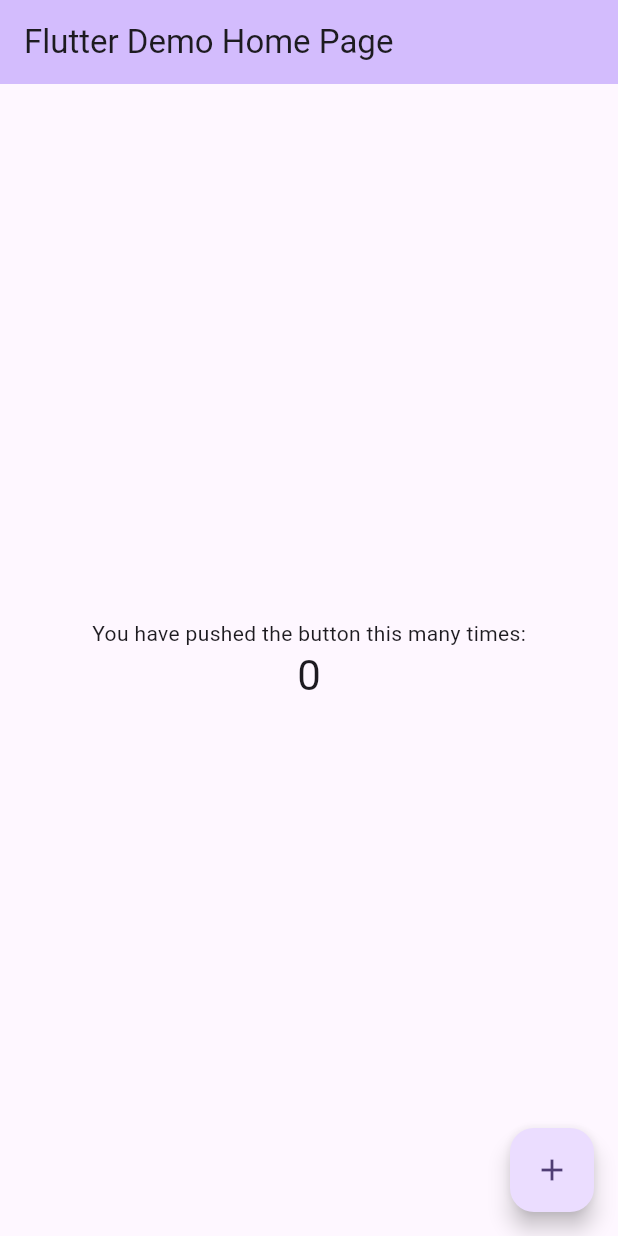
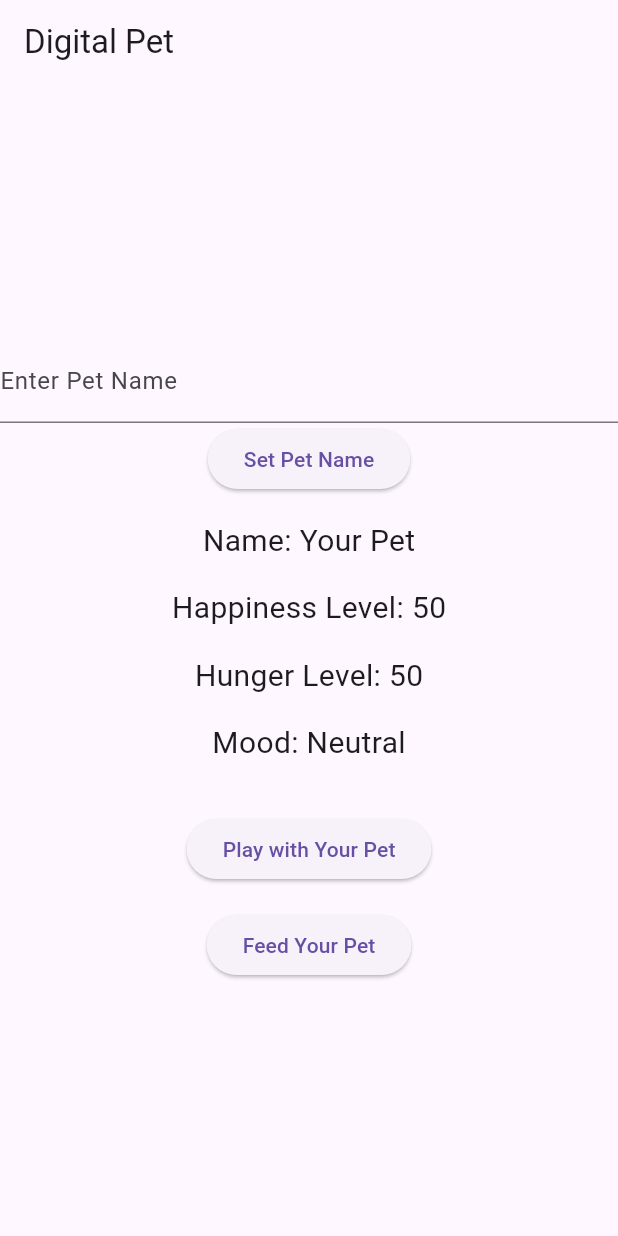
Before and after one commit to Harisurya123-byte/classActivityGroupChallenge, a Flutter app: the screen it shows after launch, on a phone screen of 412 x 824 dp. Run offline on Flutter 3.47's test engine with Material 3 defaults, Android fonts, the light colour scheme and no system bars.

Commit message:
Modified main.dart file for activity required changes and build folder for apk related changes

```diff
--- a/lib/main.dart
+++ b/lib/main.dart
@@ -1,125 +1,226 @@
 import 'package:flutter/material.dart';
+import 'dart:async';
 
 void main() {
-  runApp(const MyApp());
+  runApp(MaterialApp(
+    home: DigitalPetApp(),
+  ));
 }
 
-class MyApp extends StatelessWidget {
-  const MyApp({super.key});
+class DigitalPetApp extends StatefulWidget {
+  @override
+  _DigitalPetAppState createState() => _DigitalPetAppState();
+}
 
-  // This widget is the root of your application.
+class _DigitalPetAppState extends State<DigitalPetApp> {
+  String petName = "Your Pet";
+  int happinessLevel = 50;
+  int hungerLevel = 50;
+  String mood = "Neutral";
+  Color petColor = Colors.yellow;
+  TextEditingController nameController = TextEditingController();
+
   @override
-  Widget build(BuildContext context) {
-    return MaterialApp(
-      title: 'Flutter Demo',
-      theme: ThemeData(
-        // This is the theme of your application.
-        //
-        // TRY THIS: Try running your application with "flutter run". You'll see
-        // the application has a purple toolbar. Then, without quitting the app,
-        // try changing the seedColor in the colorScheme below to Colors.green
-        // and then invoke "hot reload" (save your changes or press the "hot
-        // reload" button in a Flutter-supported IDE, or press "r" if you used
-        // the command line to start the app).
-        //
-        // Notice that the counter didn't reset back to zero; the application
-        // state is not lost during the reload. To reset the state, use hot
-        // restart instead.
-        //
-        // This works for code too, not just values: Most code changes can be
-        // tested with just a hot reload.
-        colorScheme: ColorScheme.fromSeed(seedColor: Colors.deepPurple),
-        useMaterial3: true,
+  void initState() {
+    super.initState();
+    // Automatically increase hunger every 30 seconds
+    Timer.periodic(Duration(seconds: 30), (timer) {
+      _autoIncreaseHunger();
+      _checkWinLossConditions();
+    });
+  }
+
+  // Function to increase happiness and update hunger when playing with the pet
+  void _playWithPet() {
+    setState(() {
+      happinessLevel = (happinessLevel + 10).clamp(0, 100);
+      _updateHunger();
+      _updatePetColor();
+      _updateMood();
+      _checkWinLossConditions();
+    });
+  }
+
+  // Function to decrease hunger and update happiness when feeding the pet
+  void _feedPet() {
+    setState(() {
+      hungerLevel = (hungerLevel - 10).clamp(0, 100);
+      _updateHappiness();
+      _updatePetColor();
+      _updateMood();
+      _checkWinLossConditions();
+    });
+  }
+
+  // Update happiness based on hunger level
+  void _updateHappiness() {
+    if (hungerLevel < 30) {
+      happinessLevel = (happinessLevel - 20).clamp(0, 100);
+    } else {
+      happinessLevel = (happinessLevel + 10).clamp(0, 100);
+    }
+  }
+
+  // Increase hunger level slightly when playing with the pet
+  void _updateHunger() {
+    hungerLevel = (hungerLevel + 5).clamp(0, 100);
+    if (hungerLevel >= 100) {
+      happinessLevel = (happinessLevel - 20).clamp(0, 100);
+    }
+  }
+
+  // Auto increase hunger every 30 seconds
+  void _autoIncreaseHunger() {
+    setState(() {
+      hungerLevel = (hungerLevel + 5).clamp(0, 100);
+      if (hungerLevel >= 100) {
+        happinessLevel = (happinessLevel - 20).clamp(0, 100);
+      }
+    });
+  }
+
+  // Change pet color based on happiness level
+  void _updatePetColor() {
+    if (happinessLevel > 70) {
+      petColor = Colors.green;  // Happy
+    } else if (happinessLevel >= 30) {
+      petColor = Colors.yellow; // Neutral
+    } else {
+      petColor = Colors.red;    // Unhappy
+    }
+  }
+
+  // Update pet mood based on happiness level
+  void _updateMood() {
+    if (happinessLevel > 70) {
+      mood = "Happy 😊";
+    } else if (happinessLevel >= 30) {
+      mood = "Neutral 😐";
+    } else {
+      mood = "Unhappy 😔";
+    }
+  }
+
+  // Set a custom name for the pet
+  void _setPetName() {
+    setState(() {
+      petName = nameController.text;
+    });
+  }
+
+  // Check win/loss conditions
+  void _checkWinLossConditions() {
+    if (happinessLevel >= 80) {
+      // Win if happiness stays above 80 for 3 minutes
+      Future.delayed(Duration(minutes: 3), () {
+        if (happinessLevel >= 80) {
+          _showWinDialog();
+        }
+      });
+    } else if (hungerLevel >= 100 && happinessLevel <= 10) {
+      // Game over if hunger is 100 and happiness is 10
+      _showGameOverDialog();
+    }
+  }
+
+  // Show win dialog
+  void _showWinDialog() {
+    showDialog(
+      context: context,
+      builder: (context) => AlertDialog(
+        title: Text('You Win!'),
+        content: Text('Your pet is very happy!'),
+        actions: [
+          TextButton(
+            onPressed: () => Navigator.of(context).pop(),
+            child: Text('OK'),
+          ),
+        ],
       ),
-      home: const MyHomePage(title: 'Flutter Demo Home Page'),
     );
   }
-}
 
-class MyHomePage extends StatefulWidget {
-  const MyHomePage({super.key, required this.title});
-
-  // This widget is the home page of your application. It is stateful, meaning
-  // that it has a State object (defined below) that contains fields that affect
-  // how it looks.
-
-  // This class is the configuration for the state. It holds the values (in this
-  // case the title) provided by the parent (in this case the App widget) and
-  // used by the build method of the State. Fields in a Widget subclass are
-  // always marked "final".
-
-  final String title;
-
-  @override
-  State<MyHomePage> createState() => _MyHomePageState();
-}
-
-class _MyHomePageState extends State<MyHomePage> {
-  int _counter = 0;
-
-  void _incrementCounter() {
-    setState(() {
-      // This call to setState tells the Flutter framework that something has
-      // changed in this State, which causes it to rerun the build method below
-      // so that the display can reflect the updated values. If we changed
-      // _counter without calling setState(), then the build method would not be
-      // called again, and so nothing would appear to happen.
-      _counter++;
-    });
+  // Show game over dialog
+  void _showGameOverDialog() {
+    showDialog(
+      context: context,
+      builder: (context) => AlertDialog(
+        title: Text('Game Over'),
+        content: Text('Your pet is unhappy and hungry!'),
+        actions: [
+          TextButton(
+            onPressed: () => Navigator.of(context).pop(),
+            child: Text('OK'),
+          ),
+        ],
+      ),
+    );
   }
 
   @override
   Widget build(BuildContext context) {
-    // This method is rerun every time setState is called, for instance as done
-    // by the _incrementCounter method above.
-    //
-    // The Flutter framework has been optimized to make rerunning build methods
-    // fast, so that you can just rebuild anything that needs updating rather
-    // than having to individually change instances of widgets.
     return Scaffold(
       appBar: AppBar(
-        // TRY THIS: Try changing the color here to a specific color (to
-        // Colors.amber, perhaps?) and trigger a hot reload to see the AppBar
-        // change color while the other colors stay the same.
-        backgroundColor: Theme.of(context).colorScheme.inversePrimary,
-        // Here we take the value from the MyHomePage object that was created by
-        // the App.build method, and use it to set our appbar title.
-        title: Text(widget.title),
+        title: Text('Digital Pet'),
       ),
       body: Center(
-        // Center is a layout widget. It takes a single child and positions it
-        // in the middle of the parent.
         child: Column(
-          // Column is also a layout widget. It takes a list of children and
-          // arranges them vertically. By default, it sizes itself to fit its
-          // children horizontally, and tries to be as tall as its parent.
-          //
-          // Column has various properties to control how it sizes itself and
-          // how it positions its children. Here we use mainAxisAlignment to
-          // center the children vertically; the main axis here is the vertical
-          // axis because Columns are vertical (the cross axis would be
-          // horizontal).
-          //
-          // TRY THIS: Invoke "debug painting" (choose the "Toggle Debug Paint"
-          // action in the IDE, or press "p" in the console), to see the
-          // wireframe for each widget.
           mainAxisAlignment: MainAxisAlignment.center,
           children: <Widget>[
-            const Text(
-              'You have pushed the button this many times:',
+            // Pet name input field
+            TextField(
+              controller: nameController,
+              decoration: InputDecoration(labelText: 'Enter Pet Name'),
             ),
+            ElevatedButton(
+              onPressed: _setPetName,
+              child: Text('Set Pet Name'),
+            ),
+            SizedBox(height: 16.0),
+
+            // Display pet's name
             Text(
-              '$_counter',
-              style: Theme.of(context).textTheme.headlineMedium,
+              'Name: $petName',
+              style: TextStyle(fontSize: 20.0),
+            ),
+            SizedBox(height: 16.0),
+
+            // Display happiness level
+            Text(
+              'Happiness Level: $happinessLevel',
+              style: TextStyle(fontSize: 20.0),
+            ),
+            SizedBox(height: 16.0),
+
+            // Display hunger level
+            Text(
+              'Hunger Level: $hungerLevel',
+              style: TextStyle(fontSize: 20.0),
+            ),
+            SizedBox(height: 16.0),
+
+            // Display pet's mood
+            Text(
+              'Mood: $mood',
+              style: TextStyle(fontSize: 20.0),
+            ),
+            SizedBox(height: 32.0),
+
+            // Play button
+            ElevatedButton(
+              onPressed: _playWithPet,
+              child: Text('Play with Your Pet'),
+            ),
+            SizedBox(height: 16.0),
+
+            // Feed button
+            ElevatedButton(
+              onPressed: _feedPet,
+              child: Text('Feed Your Pet'),
             ),
           ],
         ),
       ),
-      floatingActionButton: FloatingActionButton(
-        onPressed: _incrementCounter,
-        tooltip: 'Increment',
-        child: const Icon(Icons.add),
-      ), // This trailing comma makes auto-formatting nicer for build methods.
     );
   }
 }
```
Also changed, not shown: 12 other files.
